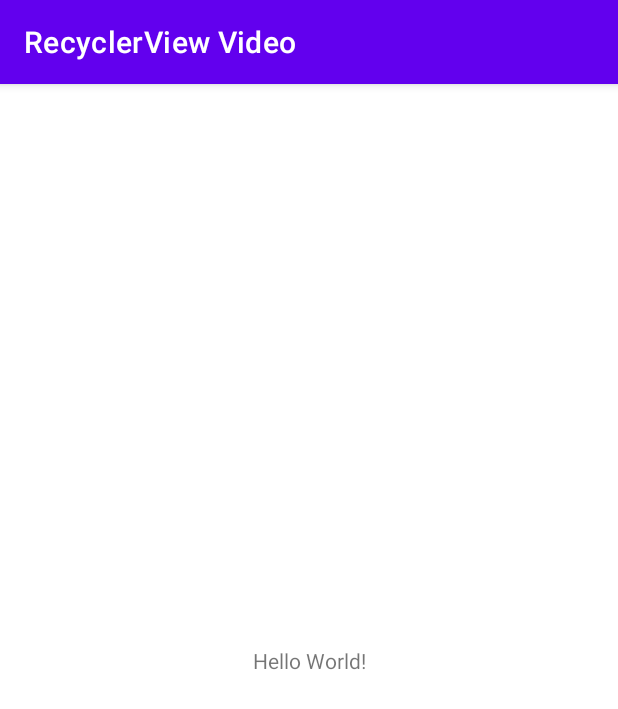
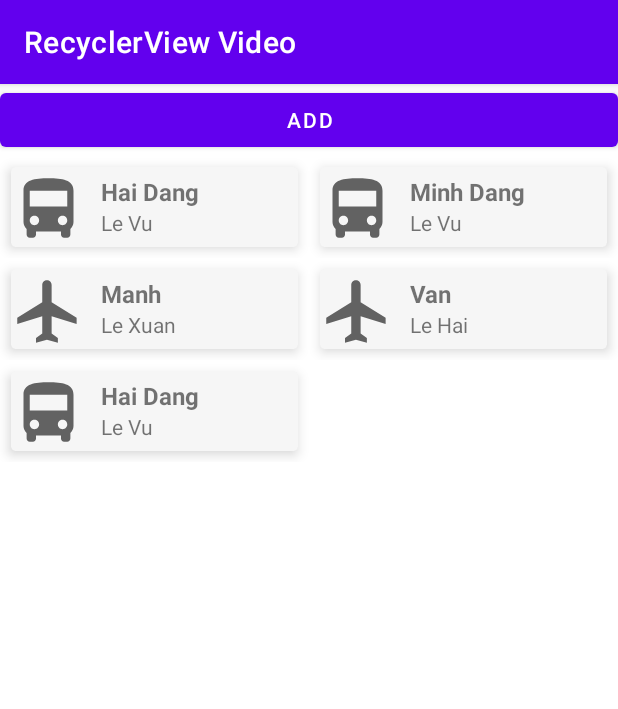
Before and after one commit to danglvh1004/Udemy_Android_RecyclerViewVideo, an Android app: the screen it shows after launch (MainActivity), on a phone screen of 412 x 824 dp. Shown: the top 709 px of the screen. Run offline under Robolectric (Android 15) with nearby library versions, the phone set to English and light mode, and no system bars.

Commit message:
RecyclerView and CardView Part 2

```diff
--- a/app/src/main/java/com/example/recyclerviewvideo/MainActivity.java
+++ b/app/src/main/java/com/example/recyclerviewvideo/MainActivity.java
@@ -1,14 +1,62 @@
 package com.example.recyclerviewvideo;
 
 import androidx.appcompat.app.AppCompatActivity;
+import androidx.recyclerview.widget.GridLayoutManager;
+import androidx.recyclerview.widget.LinearLayoutManager;
+import androidx.recyclerview.widget.RecyclerView;
 
 import android.os.Bundle;
+import android.view.View;
+import android.widget.Button;
+import android.widget.Toast;
 
-public class MainActivity extends AppCompatActivity {
+import java.util.ArrayList;
+
+public class MainActivity extends AppCompatActivity implements PersonAdapter.ItemClicked {
+
+    RecyclerView recyclerView;
+    RecyclerView.Adapter myAdapter;
+    RecyclerView.LayoutManager layoutManager;
+
+    ArrayList<Person> people;
+    Button btnAdd;
 
     @Override
     protected void onCreate(Bundle savedInstanceState) {
         super.onCreate(savedInstanceState);
         setContentView(R.layout.activity_main);
+
+        recyclerView = findViewById(R.id.list);
+        recyclerView.setHasFixedSize(true);
+
+        btnAdd = findViewById(R.id.btnAdd);
+        btnAdd.setOnClickListener(new View.OnClickListener() {
+            @Override
+            public void onClick(View v) {
+                people.add(new Person("Susan", "Peters", "plane"));
+                myAdapter.notifyDataSetChanged();
+            }
+        });
+
+//        layoutManager = new LinearLayoutManager(this);
+//        layoutManager = new LinearLayoutManager(this, LinearLayoutManager.HORIZONTAL, false);
+        layoutManager = new GridLayoutManager(this, 2, GridLayoutManager.VERTICAL, false);
+        recyclerView.setLayoutManager(layoutManager);
+
+        people = new ArrayList<Person>();
+        people.add(new Person("Hai Dang", "Le Vu", "bus"));
+        people.add(new Person("Minh Dang", "Le Vu", "bus"));
+        people.add(new Person("Manh", "Le Xuan", "plane"));
+        people.add(new Person("Van", "Le Hai", "plane"));
+        people.add(new Person("Hai Dang", "Le Vu", "bus"));
+
+        myAdapter = new PersonAdapter(this, people);
+
+        recyclerView.setAdapter(myAdapter);
+    }
+
+    @Override
+    public void onItemClicked(int index) {
+        Toast.makeText(this, "Surname: " + people.get(index).getSurname(), Toast.LENGTH_SHORT).show();
     }
 }
--- a/app/src/main/java/com/example/recyclerviewvideo/PersonAdapter.java
+++ b/app/src/main/java/com/example/recyclerviewvideo/PersonAdapter.java
@@ -15,9 +15,15 @@ import java.util.ArrayList;
 public class PersonAdapter extends RecyclerView.Adapter<PersonAdapter.ViewHolder> {
 
     private ArrayList<Person> people;
+    ItemClicked activity;
+
+    public interface ItemClicked {
+        void onItemClicked(int index);
+    }
 
     public PersonAdapter(Context context, ArrayList<Person> list) {
         people = list;
+        activity = (ItemClicked) context;
     }
 
     public class ViewHolder extends RecyclerView.ViewHolder {
@@ -35,6 +41,7 @@ public class PersonAdapter extends RecyclerView.Adapter<PersonAdapter.ViewHolder
                 @Override
                 public void onClick(View view) {
 
+                    activity.onItemClicked(people.indexOf((Person) view.getTag()));
                 }
             });
         }
--- a/app/src/main/res/layout/activity_main.xml
+++ b/app/src/main/res/layout/activity_main.xml
@@ -1,18 +1,21 @@
 <?xml version="1.0" encoding="utf-8"?>
-<androidx.constraintlayout.widget.ConstraintLayout xmlns:android="http://schemas.android.com/apk/res/android"
+<LinearLayout xmlns:android="http://schemas.android.com/apk/res/android"
     xmlns:app="http://schemas.android.com/apk/res-auto"
     xmlns:tools="http://schemas.android.com/tools"
     android:layout_width="match_parent"
-    android:layout_height="match_parent"
+    android:layout_height="wrap_content"
+    android:orientation="vertical"
     tools:context=".MainActivity">
 
-    <TextView
-        android:layout_width="wrap_content"
+    <Button
+        android:id="@+id/btnAdd"
+        android:layout_width="match_parent"
         android:layout_height="wrap_content"
-        android:text="Hello World!"
-        app:layout_constraintBottom_toBottomOf="parent"
-        app:layout_constraintLeft_toLeftOf="parent"
-        app:layout_constraintRight_toRightOf="parent"
-        app:layout_constraintTop_toTopOf="parent" />
+        android:text="Add" />
 
-</androidx.constraintlayout.widget.ConstraintLayout>
+    <androidx.recyclerview.widget.RecyclerView
+        android:id="@+id/list"
+        android:layout_width="match_parent"
+        android:layout_height="match_parent" />
+
+</LinearLayout>
--- a/app/src/main/res/layout/list_items.xml
+++ b/app/src/main/res/layout/list_items.xml
@@ -4,6 +4,15 @@
     android:layout_width="match_parent"
     android:layout_height="wrap_content"
     android:orientation="vertical">
+
+    <androidx.cardview.widget.CardView xmlns:card_view="http://schemas.android.com/apk/res-auto"
+        android:layout_width="match_parent"
+        android:layout_height="wrap_content"
+        android:layout_margin="7dp"
+        card_view:cardBackgroundColor="#f6f6f6"
+        card_view:cardCornerRadius="3dp"
+        card_view:cardElevation="5dp"
+        card_view:cardUseCompatPadding="false">
 
         <LinearLayout
             android:layout_width="match_parent"
@@ -42,5 +51,5 @@
             </LinearLayout>
         </LinearLayout>
 
-
+    </androidx.cardview.widget.CardView>
 </LinearLayout>
```
Lines whose indentation alone changed are shown as unchanged.
